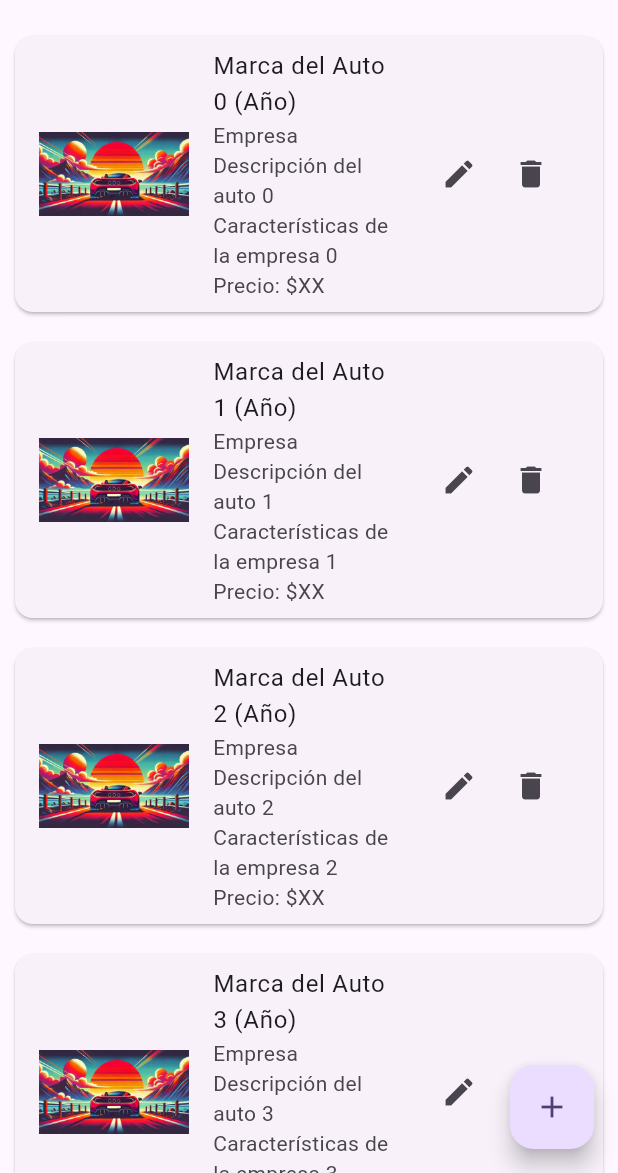
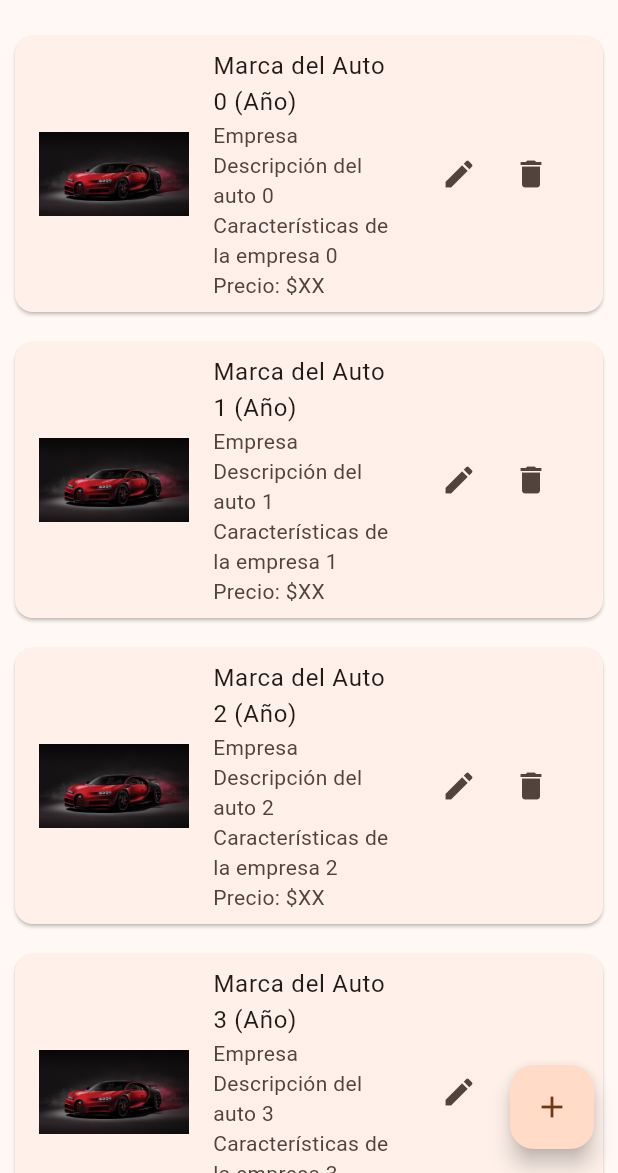
Before and after one commit to jdgaleas1/Moviles, a Flutter app: the Proveedor screen opened directly, on a phone screen of 412 x 824 dp, the part 63-1236 px from its top. Run offline on Flutter 3.47's test engine with Material 3 defaults, Android fonts, the light colour scheme and no system bars.

Commit message:
cambio en el diseño

```diff
--- a/lib/View/Proveedor.dart
+++ b/lib/View/Proveedor.dart
@@ -20,7 +20,7 @@ class _ProveedorState extends State<Proveedor> {
           return Card(
             margin: const EdgeInsets.all(10),
             child: ListTile(
-              leading: Image.asset('assets/images/car_login.jpg', width: 100, height: 150, fit: BoxFit.cover),
+              leading: Image.asset('assets/images/buggati.jpg', width: 100, height: 150, fit: BoxFit.cover),
               title: Text('Marca del Auto $index (Año)'),
               subtitle: Column(
                 crossAxisAlignment: CrossAxisAlignment.start,
--- a/lib/View/VerReservas.dart
+++ b/lib/View/VerReservas.dart
@@ -21,7 +21,7 @@ class _VerSolicitudesReservaState extends State<VerSolicitudesReserva> {
             margin: const EdgeInsets.all(10),
             child: ListTile(
               leading: CircleAvatar(
-                backgroundImage: AssetImage('assets/images/car_login.jpg'), // Imagen de ejemplo
+                backgroundImage: AssetImage('assets/images/bugatti-chiron-pur-sport-grand-prix-soymotor.jpg'), // Imagen de ejemplo
               ),
               title: Text('Usuario $index'), // Información de ejemplo
               subtitle: Column(
--- a/lib/main.dart
+++ b/lib/main.dart
@@ -18,7 +18,7 @@ class MyApp extends StatelessWidget {
     return MaterialApp(
       title: 'Alquiler',
       theme: ThemeData(
-        colorScheme: ColorScheme.fromSeed(seedColor: Colors.deepPurple),
+        colorScheme: ColorScheme.fromSeed(seedColor: Color.fromRGBO(255, 130, 37, 255)),
         useMaterial3: true,
         bottomNavigationBarTheme: BottomNavigationBarThemeData(
           selectedItemColor: Color.fromARGB(255, 7, 255, 44),
@@ -85,7 +85,7 @@ class _MyHomePageState extends State<MyHomePage> {
 
         ],
         currentIndex: _selectedIndex,
-        selectedItemColor: const Color.fromARGB(255, 7, 255, 44),
+        selectedItemColor: const Color.fromARGB(255, 110, 172, 218),
         unselectedItemColor: Colors.grey,
         onTap: _onItemTapped,
       ),
```
Also changed, not shown: assets/images/bugatti-chiron-pur-sport-grand-prix-soymotor.jpg (added), assets/images/buggati.jpg (added).
